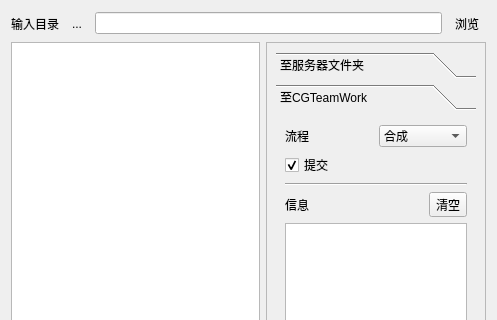
First picture: the form in uploader.ui, repository WuLiFang/wlf, before the edit; both pictures show x 0 to 497 and y 0 to 320 of the 497 by 535 pixel window.
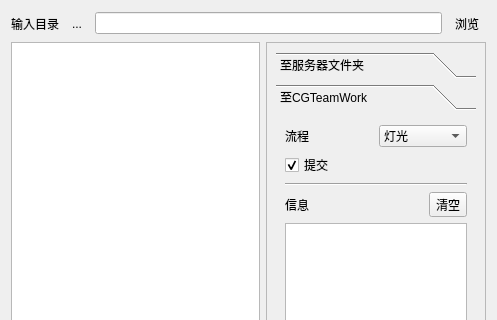
Second picture: the form after the edit.

Commit message: uploader 0.7.2 # Support pipeline: render

Diff of the .ui file:
```diff
--- a/uploader.ui
+++ b/uploader.ui
@@ -342,11 +342,6 @@
               </item>
               <item>
                <widget class="QComboBox" name="comboBoxPipeline">
-                <item>
-                 <property name="text">
-                  <string>合成</string>
-                 </property>
-                </item>
                 <item>
                  <property name="text">
                   <string>灯光</string>
```
Left out of the diff: 10 changed lines with no effect on the pictures. The commit also changes 1 other file.
